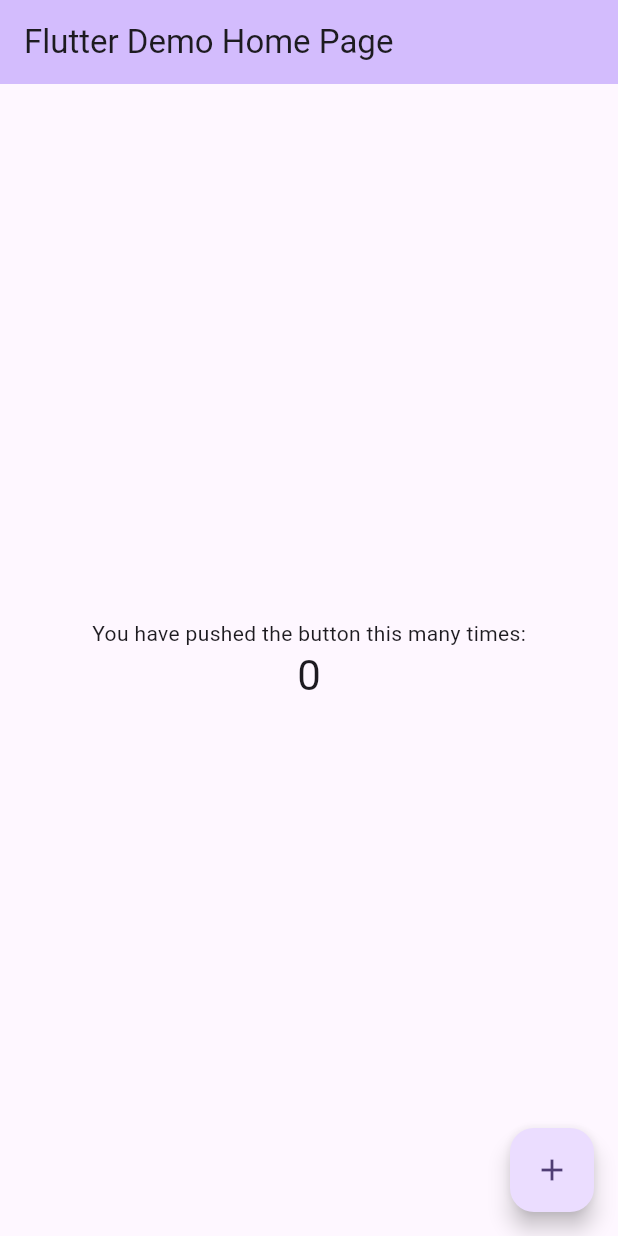
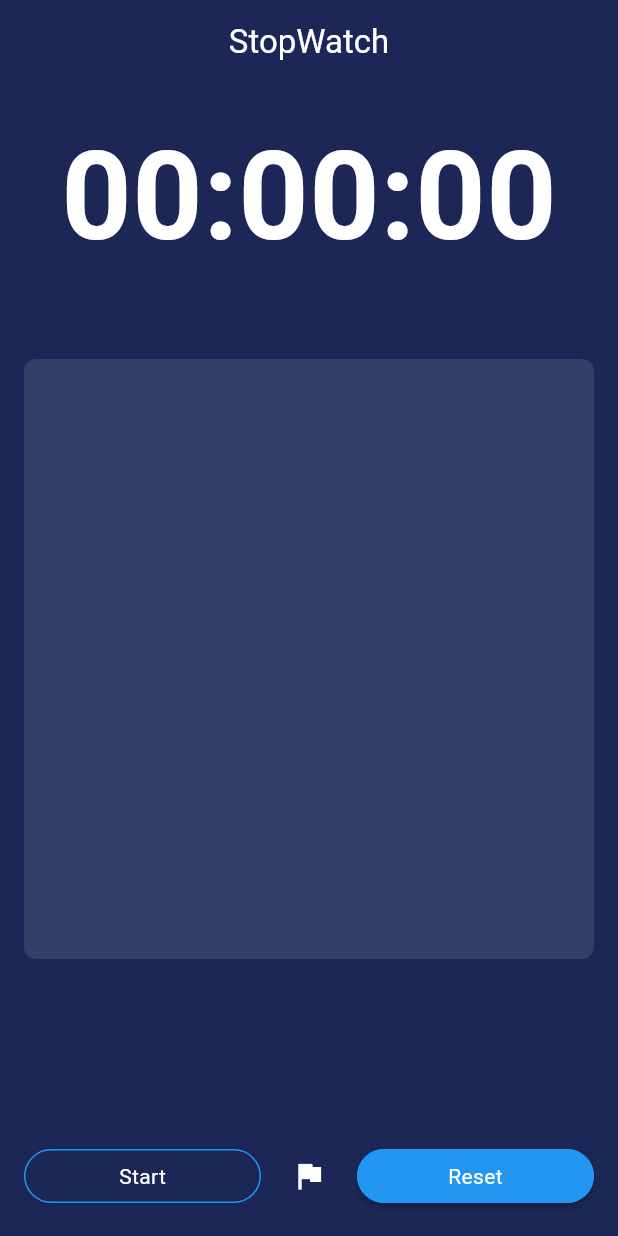
Before and after one commit to ISCIrvingDev/flutter-stopwatch, a Flutter app: the screen it shows after launch, on a phone screen of 412 x 824 dp. Run offline on Flutter 3.47's test engine with Material 3 defaults, Android fonts, the phone set to English and light mode, and no system bars.

```diff
--- a/lib/main.dart
+++ b/lib/main.dart
@@ -13,53 +13,100 @@ class MyApp extends StatelessWidget {
     return MaterialApp(
       title: 'Flutter Demo',
       theme: ThemeData(
+        useMaterial3: true,
         colorScheme: ColorScheme.fromSeed(seedColor: Colors.deepPurple),
       ),
-      home: const MyHomePage(title: 'Flutter Demo Home Page'),
+      home: const HomePage(title: 'StopWatch'),
     );
   }
 }
 
-class MyHomePage extends StatefulWidget {
-  const MyHomePage({super.key, required this.title});
+class HomePage extends StatefulWidget {
+  const HomePage({super.key, required this.title});
   final String title;
 
   @override
-  State<MyHomePage> createState() => _MyHomePageState();
+  State<HomePage> createState() => _HomePageState();
 }
 
-class _MyHomePageState extends State<MyHomePage> {
-  int _counter = 0;
-
-  void _incrementCounter() {
-    setState(() {
-      _counter++;
-    });
-  }
-
+class _HomePageState extends State<HomePage> {
   @override
   Widget build(BuildContext context) {
     return Scaffold(
+      backgroundColor: const Color(0XFF1c2757),
       appBar: AppBar(
-        backgroundColor: Theme.of(context).colorScheme.inversePrimary,
-        title: Text(widget.title),
+        backgroundColor: const Color(0XFF1c2757),
+        title: Text(widget.title, style: TextStyle(color: Colors.white)),
+        centerTitle: true,
       ),
-      body: Center(
-        child: Column(
-          mainAxisAlignment: MainAxisAlignment.center,
-          children: <Widget>[
-            const Text('You have pushed the button this many times:'),
-            Text(
-              '$_counter',
-              style: Theme.of(context).textTheme.headlineMedium,
-            ),
-          ],
+      body: SafeArea(
+        child: Padding(
+          padding: EdgeInsets.all(16),
+          child: Column(
+            mainAxisAlignment: MainAxisAlignment.spaceBetween,
+            crossAxisAlignment: CrossAxisAlignment.center,
+            children: [
+              Center(
+                child: Text(
+                  '00:00:00',
+                  style: TextStyle(
+                    color: Colors.white,
+                    fontSize: 82,
+                    fontWeight: FontWeight.w600,
+                  ),
+                ),
+              ),
+
+              Container(
+                height: 400,
+                decoration: BoxDecoration(
+                  color: Color(0XFF323F68),
+                  borderRadius: BorderRadius.circular(8),
+                ),
+              ),
+              SizedBox(height: 20),
+              Row(
+                mainAxisAlignment: MainAxisAlignment.spaceBetween,
+                children: [
+                  Expanded(
+                    child: RawMaterialButton(
+                      shape: const StadiumBorder(
+                        side: BorderSide(color: Colors.blue),
+                      ),
+                      onPressed: () {},
+                      child: Text(
+                        'Start',
+                        style: TextStyle(color: Colors.white),
+                      ),
+                    ),
+                  ),
+
+                  SizedBox(width: 8),
+                  IconButton(
+                    color: Colors.white,
+                    onPressed: () {},
+                    icon: Icon(Icons.flag),
+                  ),
+                  SizedBox(width: 8),
+
+                  Expanded(
+                    child: RawMaterialButton(
+                      fillColor: Colors.blue,
+                      shape: const StadiumBorder(
+                        side: BorderSide(color: Colors.blue),
+                      ),
+                      onPressed: () {},
+                      child: Text(
+                        'Reset',
+                        style: TextStyle(color: Colors.white),
+                      ),
+                    ),
+                  ),
+                ],
+              ),
+            ],
+          ),
         ),
-      ),
-      floatingActionButton: FloatingActionButton(
-        onPressed: _incrementCounter,
-        tooltip: 'Increment',
-        child: const Icon(Icons.add),
       ),
     );
   }
```
